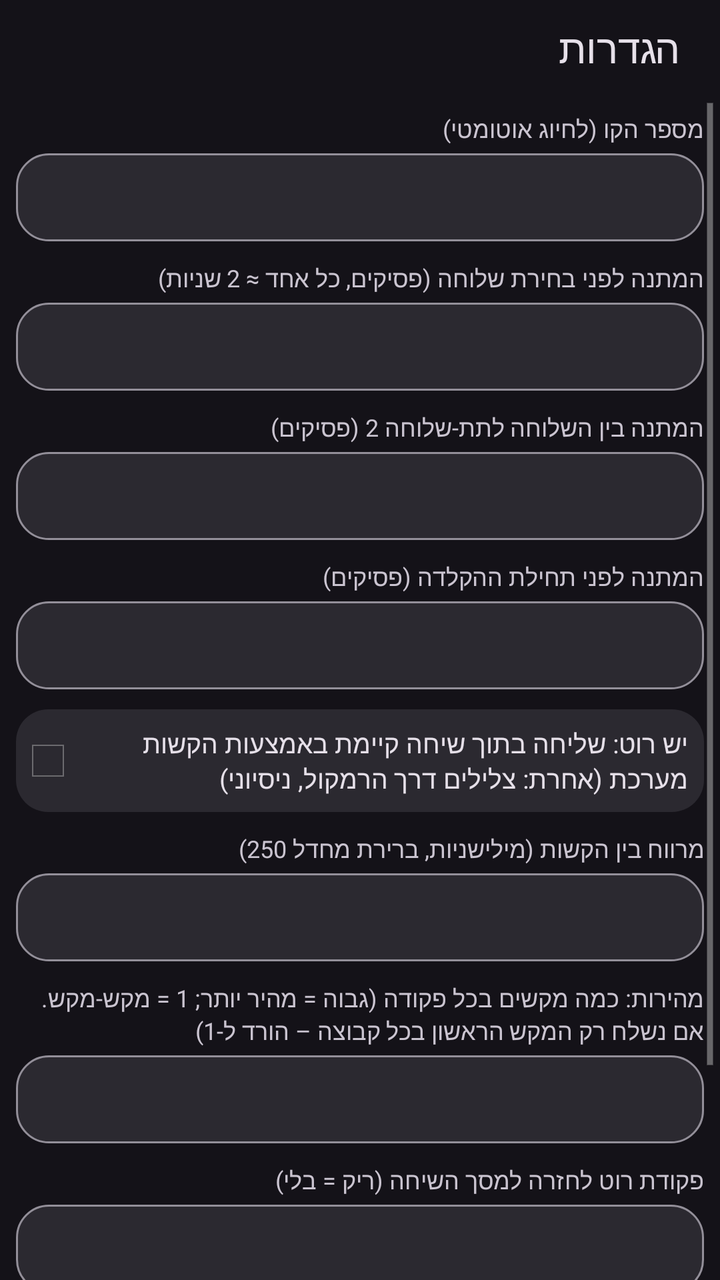
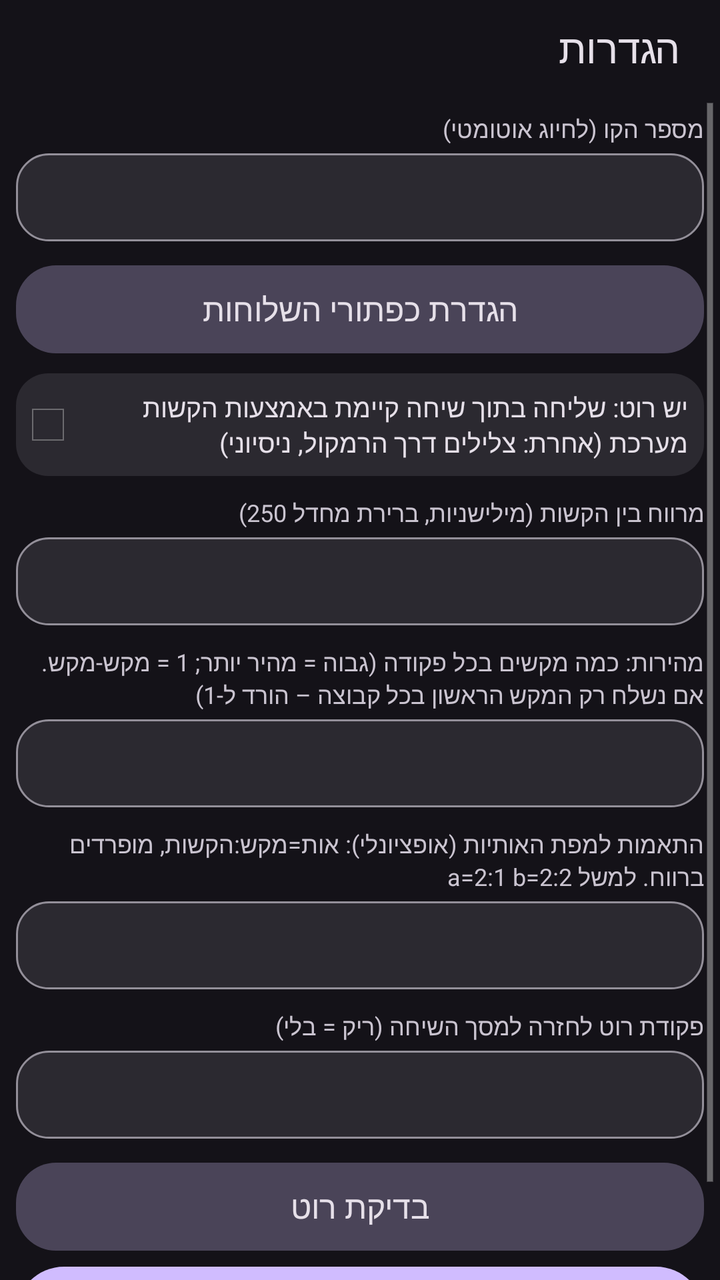

Two renders of the same Android screen: before a commit and after it. Below are the layout's source before the change and the commit's diff.
<!-- AndroidManifest.xml: application theme AppTheme -->
<!-- res/layout/activity_settings.xml -->
<?xml version="1.0" encoding="utf-8"?>
<LinearLayout xmlns:android="http://schemas.android.com/apk/res/android"
    android:layout_width="match_parent"
    android:layout_height="match_parent"
    android:background="?attr/colorBgMain"
    android:orientation="vertical">

    <TextView
        android:layout_width="match_parent"
        android:layout_height="48dp"
        android:background="?attr/colorHeader"
        android:gravity="center_vertical"
        android:paddingEnd="20dp"
        android:paddingStart="20dp"
        android:text="@string/title_settings"
        android:textColor="?attr/colorTextPrimary"
        android:textSize="20sp" />

    <ScrollView
        android:layout_width="match_parent"
        android:layout_height="match_parent"
        android:fillViewport="true">

        <LinearLayout
            android:layout_width="match_parent"
            android:layout_height="wrap_content"
            android:orientation="vertical"
            android:padding="8dp">

            <TextView
                android:layout_width="match_parent"
                android:layout_height="wrap_content"
                android:text="@string/label_number"
                android:textColor="?attr/colorTextSecondary"
                android:textSize="12sp" />

            <EditText
                android:id="@+id/edit_number"
                android:layout_width="match_parent"
                android:layout_height="wrap_content"
                android:layout_marginTop="4dp"
                android:background="?attr/bgInput"
                android:gravity="start"
                android:inputType="phone"
                android:minHeight="44dp"
                android:paddingEnd="16dp"
                android:paddingStart="16dp"
                android:singleLine="true"
                android:textColor="?attr/colorTextPrimary"
                android:textDirection="ltr"
                android:textSize="18sp"
                android:nextFocusUp="@+id/btn_save"
                android:nextFocusDown="@+id/edit_p1" />

            <TextView
                android:layout_width="match_parent"
                android:layout_height="wrap_content"
                android:layout_marginTop="10dp"
                android:text="@string/label_p1"
                android:textColor="?attr/colorTextSecondary"
                android:textSize="12sp" />

            <EditText
                android:id="@+id/edit_p1"
                android:layout_width="match_parent"
                android:layout_height="wrap_content"
                android:layout_marginTop="4dp"
                android:background="?attr/bgInput"
                android:gravity="start"
                android:inputType="number"
                android:maxLength="2"
                android:minHeight="44dp"
                android:paddingEnd="16dp"
                android:paddingStart="16dp"
                android:singleLine="true"
                android:textColor="?attr/colorTextPrimary"
                android:textSize="18sp"
                android:nextFocusUp="@id/edit_number"
                android:nextFocusDown="@+id/edit_p2" />

            <TextView
                android:layout_width="match_parent"
                android:layout_height="wrap_content"
                android:layout_marginTop="10dp"
                android:text="@string/label_p2"
                android:textColor="?attr/colorTextSecondary"
                android:textSize="12sp" />

            <EditText
                android:id="@+id/edit_p2"
                android:layout_width="match_parent"
                android:layout_height="wrap_content"
                android:layout_marginTop="4dp"
                android:background="?attr/bgInput"
                android:gravity="start"
                android:inputType="number"
                android:maxLength="2"
                android:minHeight="44dp"
                android:paddingEnd="16dp"
                android:paddingStart="16dp"
                android:singleLine="true"
                android:textColor="?attr/colorTextPrimary"
                android:textSize="18sp"
                android:nextFocusUp="@id/edit_p1"
                android:nextFocusDown="@+id/edit_p3" />

            <TextView
                android:layout_width="match_parent"
                android:layout_height="wrap_content"
                android:layout_marginTop="10dp"
                android:text="@string/label_p3"
                android:textColor="?attr/colorTextSecondary"
                android:textSize="12sp" />

            <EditText
                android:id="@+id/edit_p3"
                android:layout_width="match_parent"
                android:layout_height="wrap_content"
                android:layout_marginTop="4dp"
                android:background="?attr/bgInput"
                android:gravity="start"
                android:inputType="number"
                android:maxLength="2"
                android:minHeight="44dp"
                android:paddingEnd="16dp"
                android:paddingStart="16dp"
                android:singleLine="true"
                android:textColor="?attr/colorTextPrimary"
                android:textSize="18sp"
                android:nextFocusUp="@id/edit_p2"
                android:nextFocusDown="@+id/cb_root" />

            <CheckBox
                android:id="@+id/cb_root"
                android:layout_width="match_parent"
                android:layout_height="wrap_content"
                android:layout_marginTop="10dp"
                android:background="?attr/bgCard"
                android:minHeight="44dp"
                android:padding="8dp"
                android:text="@string/cb_root"
                android:textColor="?attr/colorTextPrimary"
                android:textSize="13sp"
                android:nextFocusUp="@id/edit_p3"
                android:nextFocusDown="@+id/edit_gap" />

            <TextView
                android:layout_width="match_parent"
                android:layout_height="wrap_content"
                android:layout_marginTop="10dp"
                android:text="@string/label_gap"
                android:textColor="?attr/colorTextSecondary"
                android:textSize="12sp" />

            <EditText
                android:id="@+id/edit_gap"
                android:layout_width="match_parent"
                android:layout_height="wrap_content"
                android:layout_marginTop="4dp"
                android:background="?attr/bgInput"
                android:gravity="start"
                android:inputType="number"
                android:maxLength="5"
                android:minHeight="44dp"
                android:paddingEnd="16dp"
                android:paddingStart="16dp"
                android:singleLine="true"
                android:textColor="?attr/colorTextPrimary"
                android:textSize="18sp"
                android:nextFocusUp="@id/cb_root"
                android:nextFocusDown="@+id/edit_batch" />

            <TextView
                android:layout_width="match_parent"
                android:layout_height="wrap_content"
                android:layout_marginTop="10dp"
                android:text="@string/label_batch"
                android:textColor="?attr/colorTextSecondary"
                android:textSize="12sp" />

            <EditText
                android:id="@+id/edit_batch"
                android:layout_width="match_parent"
                android:layout_height="wrap_content"
                android:layout_marginTop="4dp"
                android:background="?attr/bgInput"
                android:gravity="start"
                android:inputType="number"
                android:maxLength="3"
                android:minHeight="44dp"
                android:paddingEnd="16dp"
                android:paddingStart="16dp"
                android:singleLine="true"
                android:textColor="?attr/colorTextPrimary"
                android:textSize="18sp"
                android:nextFocusUp="@id/edit_gap"
                android:nextFocusDown="@+id/edit_cmd" />

            <TextView
                android:layout_width="match_parent"
                android:layout_height="wrap_content"
                android:layout_marginTop="10dp"
                android:text="@string/label_cmd"
                android:textColor="?attr/colorTextSecondary"
                android:textSize="12sp" />

            <EditText
                android:id="@+id/edit_cmd"
                android:layout_width="match_parent"
                android:layout_height="wrap_content"
                android:layout_marginTop="4dp"
                android:background="?attr/bgInput"
                android:gravity="start"
                android:inputType="textNoSuggestions"
                android:layoutDirection="ltr"
                android:minHeight="44dp"
                android:paddingEnd="16dp"
                android:paddingStart="16dp"
                android:singleLine="true"
                android:textColor="?attr/colorTextPrimary"
                android:textSize="16sp"
                android:nextFocusUp="@id/edit_batch"
                android:nextFocusDown="@+id/btn_test_root" />

            <Button
                android:id="@+id/btn_test_root"
                android:layout_width="match_parent"
                android:layout_height="44dp"
                android:layout_marginTop="12dp"
                android:background="?attr/bgBtnTonal"
                android:text="@string/btn_test_root"
                android:textColor="?attr/colorTextPrimary"
                android:textSize="16sp"
                android:nextFocusUp="@id/edit_cmd"
                android:nextFocusDown="@+id/btn_save" />

            <Button
                android:id="@+id/btn_save"
                android:layout_width="match_parent"
                android:layout_height="48dp"
                android:layout_marginTop="8dp"
                android:background="?attr/bgBtnFilled"
                android:text="@string/btn_save"
                android:textColor="?attr/colorOnAccent"
                android:textSize="20sp"
                android:textStyle="bold"
                android:nextFocusUp="@id/btn_test_root"
                android:nextFocusDown="@id/edit_number" />
        </LinearLayout>
    </ScrollView>
</LinearLayout>
<!-- resources referenced by this layout -->
<resources>
  <string name="btn_save">שמור</string>
  <string name="btn_test_root">בדיקת רוט</string>
  <string name="cb_root">יש רוט: שליחה בתוך שיחה קיימת באמצעות הקשות מערכת (אחרת: צלילים דרך הרמקול, ניסיוני)</string>
  <string name="label_batch">מהירות: כמה מקשים בכל פקודה (גבוה = מהיר יותר; 1 = מקש-מקש. אם נשלח רק המקש הראשון בכל קבוצה – הורד ל-1)</string>
  <string name="label_cmd">פקודת רוט לחזרה למסך השיחה (ריק = בלי)</string>
  <string name="label_gap">מרווח בין הקשות (מילישניות, ברירת מחדל 250)</string>
  <string name="label_number">מספר הקו (לחיוג אוטומטי)</string>
  <string name="label_p1">המתנה לפני בחירת שלוחה (פסיקים, כל אחד ≈ 2 שניות)</string>
  <string name="label_p2">המתנה בין השלוחה לתת-שלוחה 2 (פסיקים)</string>
  <string name="label_p3">המתנה לפני תחילת ההקלדה (פסיקים)</string>
  <string name="title_settings">הגדרות</string>
  <color name="bg_dark">#FF141218</color>
  <color name="header_dark">#FF141218</color>
  <color name="accent_dark">#FFD0BCFF</color>
  <color name="on_accent_dark">#FF381E72</color>
  <color name="text_white">#FFE6E0E9</color>
  <color name="text_light_gray">#FFCAC4D0</color>
  <!-- drawable bg_input_d (drawable) -->
  <?xml version="1.0" encoding="utf-8"?>
  <selector xmlns:android="http://schemas.android.com/apk/res/android">
      <item android:state_focused="true">
      <shape android:shape="rectangle">
          <solid android:color="#FF2B2930" />
          <stroke android:width="3dp" android:color="#FFD0BCFF" />
          <corners android:radius="16dp" />
      </shape>
      </item>
      <item>
      <shape android:shape="rectangle">
          <solid android:color="#FF2B2930" />
          <stroke android:width="1dp" android:color="#FF938F99" />
          <corners android:radius="16dp" />
      </shape>
      </item>
  </selector>
  <!-- drawable bg_card_d (drawable) -->
  <?xml version="1.0" encoding="utf-8"?>
  <selector xmlns:android="http://schemas.android.com/apk/res/android">
      <item>
      <shape android:shape="rectangle">
          <solid android:color="#FF2B2930" />
          <corners android:radius="16dp" />
      </shape>
      </item>
  </selector>
  <!-- drawable bg_btn_tonal_d (drawable) -->
  <?xml version="1.0" encoding="utf-8"?>
  <selector xmlns:android="http://schemas.android.com/apk/res/android">
      <item android:state_focused="true">
      <shape android:shape="rectangle">
          <solid android:color="#FF4A4458" />
          <stroke android:width="3dp" android:color="#FFEADDFF" />
          <corners android:radius="20dp" />
      </shape>
      </item>
      <item android:state_pressed="true">
      <shape android:shape="rectangle">
          <solid android:color="#FF938F99" />
          <corners android:radius="20dp" />
      </shape>
      </item>
      <item>
      <shape android:shape="rectangle">
          <solid android:color="#FF4A4458" />
          <corners android:radius="20dp" />
      </shape>
      </item>
  </selector>
  <!-- drawable bg_icon_btn_d (drawable) -->
  <?xml version="1.0" encoding="utf-8"?>
  <selector xmlns:android="http://schemas.android.com/apk/res/android">
      <item android:state_focused="true">
      <shape android:shape="rectangle">
          <solid android:color="#FF4A4458" />
          <stroke android:width="3dp" android:color="#FFEADDFF" />
          <corners android:radius="24dp" />
      </shape>
      </item>
      <item android:state_pressed="true">
      <shape android:shape="rectangle">
          <solid android:color="#FF4A4458" />
          <corners android:radius="24dp" />
      </shape>
      </item>
      <item>
      <shape android:shape="rectangle">
          <solid android:color="#00000000" />
          <corners android:radius="24dp" />
      </shape>
      </item>
  </selector>
  <!-- unchanged entries left out for length: 2 -->
</resources>

<!-- the commit's change to res/layout/activity_settings.xml (unified diff, before → after) -->
@@ -50,84 +50,18 @@
                 android:textDirection="ltr"
                 android:textSize="18sp"
                 android:nextFocusUp="@+id/btn_save"
-                android:nextFocusDown="@+id/edit_p1" />
-
-            <TextView
-                android:layout_width="match_parent"
-                android:layout_height="wrap_content"
-                android:layout_marginTop="10dp"
-                android:text="@string/label_p1"
-                android:textColor="?attr/colorTextSecondary"
-                android:textSize="12sp" />
-
-            <EditText
-                android:id="@+id/edit_p1"
-                android:layout_width="match_parent"
-                android:layout_height="wrap_content"
-                android:layout_marginTop="4dp"
-                android:background="?attr/bgInput"
-                android:gravity="start"
-                android:inputType="number"
-                android:maxLength="2"
-                android:minHeight="44dp"
-                android:paddingEnd="16dp"
-                android:paddingStart="16dp"
-                android:singleLine="true"
-                android:textColor="?attr/colorTextPrimary"
-                android:textSize="18sp"
+                android:nextFocusDown="@+id/btn_ext_settings" />
+
+            <Button
+                android:id="@+id/btn_ext_settings"
+                android:layout_width="match_parent"
+                android:layout_height="44dp"
+                android:layout_marginTop="12dp"
+                android:background="?attr/bgBtnTonal"
+                android:text="@string/btn_ext_settings"
+                android:textColor="?attr/colorTextPrimary"
+                android:textSize="16sp"
                 android:nextFocusUp="@id/edit_number"
-                android:nextFocusDown="@+id/edit_p2" />
-
-            <TextView
-                android:layout_width="match_parent"
-                android:layout_height="wrap_content"
-                android:layout_marginTop="10dp"
-                android:text="@string/label_p2"
-                android:textColor="?attr/colorTextSecondary"
-                android:textSize="12sp" />
-
-            <EditText
-                android:id="@+id/edit_p2"
-                android:layout_width="match_parent"
-                android:layout_height="wrap_content"
-                android:layout_marginTop="4dp"
-                android:background="?attr/bgInput"
-                android:gravity="start"
-                android:inputType="number"
-                android:maxLength="2"
-                android:minHeight="44dp"
-                android:paddingEnd="16dp"
-                android:paddingStart="16dp"
-                android:singleLine="true"
-                android:textColor="?attr/colorTextPrimary"
-                android:textSize="18sp"
-                android:nextFocusUp="@id/edit_p1"
-                android:nextFocusDown="@+id/edit_p3" />
-
-            <TextView
-                android:layout_width="match_parent"
-                android:layout_height="wrap_content"
-                android:layout_marginTop="10dp"
-                android:text="@string/label_p3"
-                android:textColor="?attr/colorTextSecondary"
-                android:textSize="12sp" />
-
-            <EditText
-                android:id="@+id/edit_p3"
-                android:layout_width="match_parent"
-                android:layout_height="wrap_content"
-                android:layout_marginTop="4dp"
-                android:background="?attr/bgInput"
-                android:gravity="start"
-                android:inputType="number"
-                android:maxLength="2"
-                android:minHeight="44dp"
-                android:paddingEnd="16dp"
-                android:paddingStart="16dp"
-                android:singleLine="true"
-                android:textColor="?attr/colorTextPrimary"
-                android:textSize="18sp"
-                android:nextFocusUp="@id/edit_p2"
                 android:nextFocusDown="@+id/cb_root" />
 
             <CheckBox
@@ -141,7 +75,7 @@
                 android:text="@string/cb_root"
                 android:textColor="?attr/colorTextPrimary"
                 android:textSize="13sp"
-                android:nextFocusUp="@id/edit_p3"
+                android:nextFocusUp="@id/btn_ext_settings"
                 android:nextFocusDown="@+id/edit_gap" />
 
             <TextView
@@ -194,6 +128,32 @@
                 android:textColor="?attr/colorTextPrimary"
                 android:textSize="18sp"
                 android:nextFocusUp="@id/edit_gap"
+                android:nextFocusDown="@+id/edit_map" />
+
+            <TextView
+                android:layout_width="match_parent"
+                android:layout_height="wrap_content"
+                android:layout_marginTop="10dp"
+                android:text="@string/label_map"
+                android:textColor="?attr/colorTextSecondary"
+                android:textSize="12sp" />
+
+            <EditText
+                android:id="@+id/edit_map"
+                android:layout_width="match_parent"
+                android:layout_height="wrap_content"
+                android:layout_marginTop="4dp"
+                android:background="?attr/bgInput"
+                android:gravity="start"
+                android:inputType="textNoSuggestions"
+                android:minHeight="44dp"
+                android:paddingEnd="16dp"
+                android:paddingStart="16dp"
+                android:singleLine="true"
+                android:textColor="?attr/colorTextPrimary"
+                android:textDirection="ltr"
+                android:textSize="16sp"
+                android:nextFocusUp="@id/edit_batch"
                 android:nextFocusDown="@+id/edit_cmd" />
 
             <TextView
@@ -219,7 +179,7 @@
                 android:singleLine="true"
                 android:textColor="?attr/colorTextPrimary"
                 android:textSize="16sp"
-                android:nextFocusUp="@id/edit_batch"
+                android:nextFocusUp="@id/edit_map"
                 android:nextFocusDown="@+id/btn_test_root" />
 
             <Button
<!-- resource entries referenced after the edit -->
@@ -1,15 +1,14 @@
 <!-- resources referenced by this layout -->
 <resources>
+  <string name="btn_ext_settings">הגדרת כפתורי השלוחות</string>
   <string name="btn_save">שמור</string>
   <string name="btn_test_root">בדיקת רוט</string>
   <string name="cb_root">יש רוט: שליחה בתוך שיחה קיימת באמצעות הקשות מערכת (אחרת: צלילים דרך הרמקול, ניסיוני)</string>
   <string name="label_batch">מהירות: כמה מקשים בכל פקודה (גבוה = מהיר יותר; 1 = מקש-מקש. אם נשלח רק המקש הראשון בכל קבוצה – הורד ל-1)</string>
   <string name="label_cmd">פקודת רוט לחזרה למסך השיחה (ריק = בלי)</string>
   <string name="label_gap">מרווח בין הקשות (מילישניות, ברירת מחדל 250)</string>
+  <string name="label_map">התאמות למפת האותיות (אופציונלי): אות=מקש:הקשות, מופרדים ברווח. למשל a=2:1 b=2:2</string>
   <string name="label_number">מספר הקו (לחיוג אוטומטי)</string>
-  <string name="label_p1">המתנה לפני בחירת שלוחה (פסיקים, כל אחד ≈ 2 שניות)</string>
-  <string name="label_p2">המתנה בין השלוחה לתת-שלוחה 2 (פסיקים)</string>
-  <string name="label_p3">המתנה לפני תחילת ההקלדה (פסיקים)</string>
   <string name="title_settings">הגדרות</string>
   <color name="bg_dark">#FF141218</color>
   <color name="header_dark">#FF141218</color>
